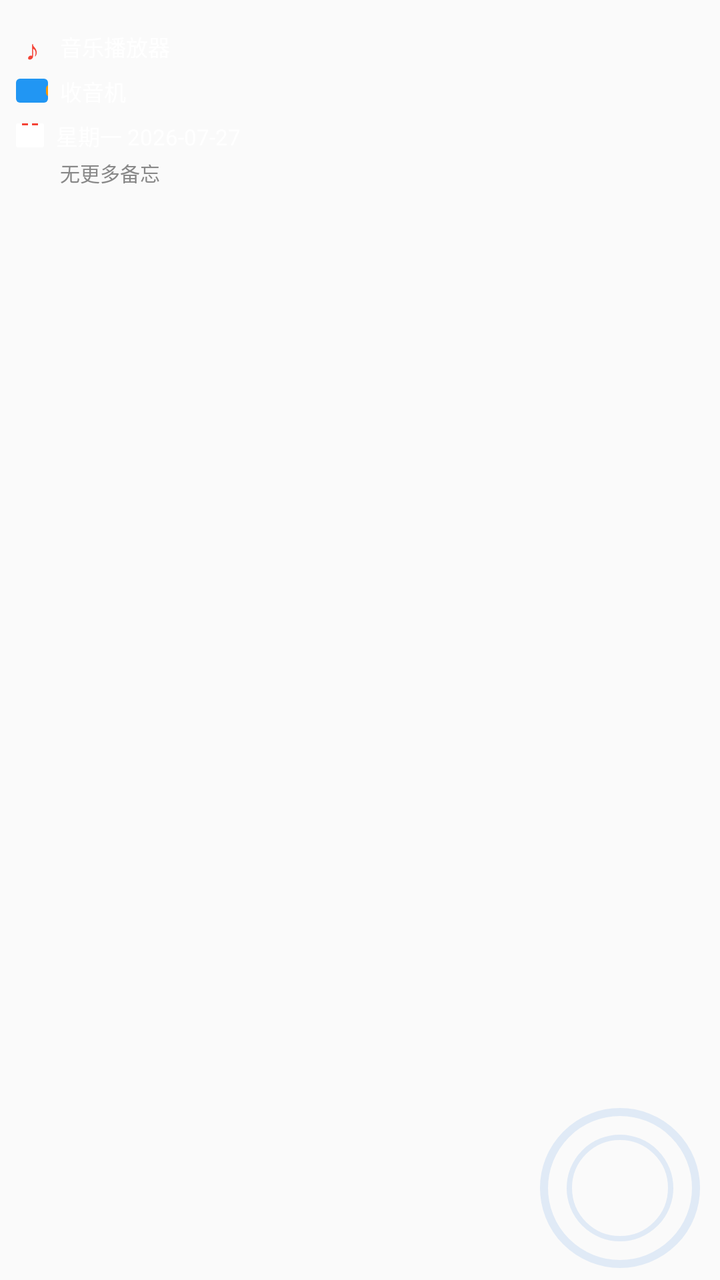
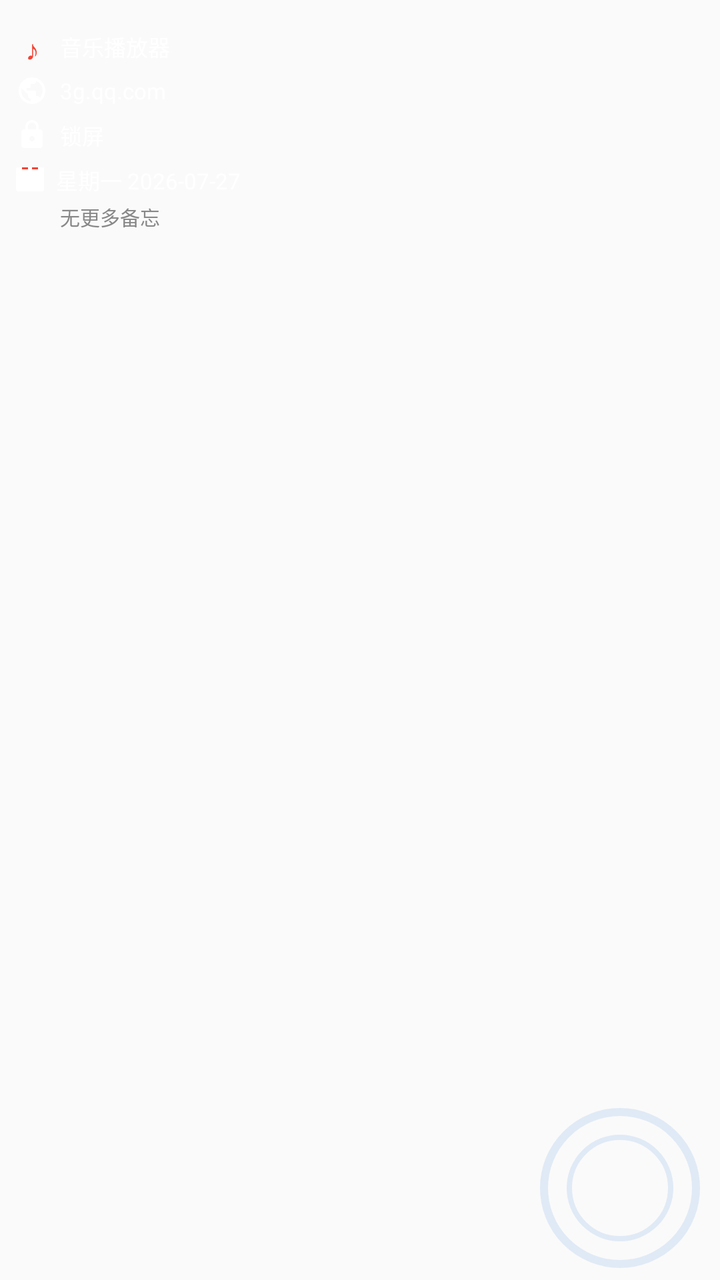

The first picture is an Android layout as it rendered before a commit; the second is the same layout after the commit. The layout source and the unified diff follow.
<!-- AndroidManifest.xml: activity theme AppTheme.NoActionBar -->
<!-- res/layout/fragment_nokia_desktop.xml -->
<?xml version="1.0" encoding="utf-8"?>
<RelativeLayout xmlns:android="http://schemas.android.com/apk/res/android"
    android:layout_width="240dp"
    android:layout_height="280dp">

    
    <View
        android:id="@+id/shortcutDividerTop"
        android:layout_width="match_parent"
        android:layout_height="1dp"
        android:layout_alignParentTop="true"
        android:layout_marginStart="6dp"
        android:layout_marginEnd="6dp"
        android:background="@drawable/bg_nokia_divider_dashed" />

    <HorizontalScrollView
        android:id="@+id/shortcutBar"
        android:layout_width="match_parent"
        android:layout_height="wrap_content"
        android:layout_below="@id/shortcutDividerTop"
        android:scrollbars="none">

        <LinearLayout
            android:id="@+id/shortcutContainer"
            android:layout_width="wrap_content"
            android:layout_height="wrap_content"
            android:gravity="center_vertical"
            android:orientation="horizontal"
            android:paddingStart="4dp"
            android:paddingTop="4dp"
            android:paddingEnd="4dp"
            android:paddingBottom="4dp" />
    </HorizontalScrollView>

    
    <TextView
        android:id="@+id/shortcutNameBubble"
        android:layout_width="wrap_content"
        android:layout_height="wrap_content"
        android:layout_alignParentTop="true"
        android:layout_marginTop="0dp"
        android:background="@drawable/bg_nokia_bubble"
        android:gravity="center"
        android:maxWidth="200dp"
        android:maxLines="1"
        android:ellipsize="end"
        android:paddingStart="6dp"
        android:paddingTop="2dp"
        android:paddingEnd="6dp"
        android:paddingBottom="2dp"
        android:textColor="#FFFFFF"
        android:textSize="10sp"
        android:visibility="gone" />

    
    <View
        android:id="@+id/shortcutDivider"
        android:layout_width="match_parent"
        android:layout_height="1dp"
        android:layout_below="@id/shortcutBar"
        android:layout_marginStart="6dp"
        android:layout_marginEnd="6dp"
        android:background="@drawable/bg_nokia_divider_dashed" />

    <LinearLayout
        android:id="@+id/notificationArea"
        android:layout_width="match_parent"
        android:layout_height="wrap_content"
        android:layout_below="@id/shortcutDivider"
        android:orientation="vertical"
        android:paddingStart="8dp"
        android:paddingTop="2dp"
        android:paddingEnd="8dp"
        android:paddingBottom="4dp">

        <LinearLayout
            android:id="@+id/notifMusic"
            android:layout_width="match_parent"
            android:layout_height="wrap_content"
            android:focusable="true"
            android:clickable="true"
            android:gravity="center_vertical"
            android:paddingTop="3dp"
            android:paddingBottom="3dp">
            <TextView
                android:layout_width="16dp"
                android:layout_height="16dp"
                android:layout_marginEnd="6dp"
                android:gravity="center"
                android:text="♪"
                android:textColor="#f44336"
                android:textSize="14sp" />
            <TextView
                android:layout_width="wrap_content"
                android:layout_height="wrap_content"
                android:text="音乐播放器"
                android:textColor="#FFFFFF"
                android:textSize="11sp" />
        </LinearLayout>

        <LinearLayout
            android:id="@+id/notifRadio"
            android:layout_width="match_parent"
            android:layout_height="wrap_content"
            android:focusable="true"
            android:clickable="true"
            android:gravity="center_vertical"
            android:paddingTop="3dp"
            android:paddingBottom="3dp">
            <ImageView
                android:layout_width="16dp"
                android:layout_height="12dp"
                android:layout_marginEnd="6dp"
                android:src="@drawable/ic_nokia_radio" />
            <TextView
                android:layout_width="wrap_content"
                android:layout_height="wrap_content"
                android:text="收音机"
                android:textColor="#FFFFFF"
                android:textSize="11sp" />
        </LinearLayout>

        <LinearLayout
            android:id="@+id/notifCalendar"
            android:layout_width="match_parent"
            android:layout_height="wrap_content"
            android:focusable="true"
            android:clickable="true"
            android:gravity="center_vertical"
            android:paddingTop="3dp"
            android:paddingBottom="3dp">
            <ImageView
                android:layout_width="14dp"
                android:layout_height="12dp"
                android:layout_marginEnd="6dp"
                android:src="@drawable/ic_nokia_cal_small" />
            <TextView
                android:layout_width="wrap_content"
                android:layout_height="wrap_content"
                android:text="星期一 2026-07-27"
                android:textColor="#FFFFFF"
                android:textSize="11sp" />
        </LinearLayout>

        <TextView
            android:layout_width="wrap_content"
            android:layout_height="wrap_content"
            android:paddingStart="22dp"
            android:text="无更多备忘"
            android:textColor="#888888"
            android:textSize="10sp" />
    </LinearLayout>

    <ImageView
        android:layout_width="80dp"
        android:layout_height="80dp"
        android:layout_alignParentBottom="true"
        android:layout_alignParentEnd="true"
        android:layout_marginBottom="6dp"
        android:layout_marginEnd="10dp"
        android:alpha="0.15"
        android:src="@drawable/deco_rings" />
</RelativeLayout>
<!-- resources referenced by this layout -->
<resources>
  <!-- drawable bg_nokia_bubble (drawable) -->
  <?xml version="1.0" encoding="utf-8"?>
  <shape xmlns:android="http://schemas.android.com/apk/res/android">
      <solid android:color="#AA000000" />
      <corners android:radius="6dp" />
      <stroke android:width="1dp" android:color="#60FFFFFF" />
  </shape>
  <!-- drawable bg_nokia_divider_dashed (drawable) -->
  <?xml version="1.0" encoding="utf-8"?>
  <shape xmlns:android="http://schemas.android.com/apk/res/android"
      android:shape="line">
      <stroke
          android:width="1dp"
          android:color="#60FFFFFF"
          android:dashWidth="3dp"
          android:dashGap="3dp" />
  </shape>
  <!-- drawable deco_rings (drawable) -->
  <?xml version="1.0" encoding="utf-8"?>
  <layer-list xmlns:android="http://schemas.android.com/apk/res/android">
      <item
          android:width="60dp"
          android:height="60dp"
          android:gravity="center">
          <shape android:shape="oval">
              <stroke
                  android:width="3dp"
                  android:color="#4a90d9" />
          </shape>
      </item>
      <item
          android:width="40dp"
          android:height="40dp"
          android:gravity="center">
          <shape android:shape="oval">
              <stroke
                  android:width="2dp"
                  android:color="#4a90d9" />
          </shape>
      </item>
  </layer-list>
  <!-- drawable ic_nokia_radio (drawable) -->
  <?xml version="1.0" encoding="utf-8"?>
  <layer-list xmlns:android="http://schemas.android.com/apk/res/android">
      <item
          android:width="16dp"
          android:height="12dp"
          android:gravity="center_vertical|left">
          <shape android:shape="rectangle">
              <solid android:color="#2196F3" />
              <corners android:radius="2dp" />
          </shape>
      </item>
      <item
          android:width="4dp"
          android:height="6dp"
          android:gravity="center_vertical|right"
          android:right="-3dp">
          <shape android:shape="rectangle">
              <solid android:color="#FF9800" />
              <corners android:radius="2dp" />
          </shape>
      </item>
  </layer-list>
  <style name="AppTheme.NoActionBar">
          <item name="windowActionBar">false</item>
          <item name="windowNoTitle">true</item>
          <item name="actionOverflowMenuStyle">@style/Widget.AppTheme.OverflowMenu</item>
          <item name="textAppearancePopupMenuHeader">@style/PopupMenuTextAppearanceHeader</item>
          <item name="textAppearanceSmallPopupMenu">@style/PopupMenuTextAppearanceSmall</item>
          <item name="textAppearanceLargePopupMenu">@style/PopupMenuTextAppearanceLarge</item>
      </style>
  <style name="Widget.AppTheme.OverflowMenu" parent="Widget.AppCompat.Light.PopupMenu.Overflow">
          <item name="android:popupBackground">@color/background</item>
          <item name="overlapAnchor">false</item>
      </style>
  <style name="PopupMenuTextAppearanceHeader" parent="TextAppearance.AppCompat.Widget.PopupMenu.Header">
          <item name="android:textColor">@color/text_primary</item>
      </style>
  <style name="PopupMenuTextAppearanceSmall" parent="TextAppearance.AppCompat.Widget.PopupMenu.Small">
          <item name="android:textColor">@color/text_primary</item>
      </style>
  <style name="PopupMenuTextAppearanceLarge" parent="TextAppearance.AppCompat.Widget.PopupMenu.Large">
          <item name="android:textColor">@color/text_primary</item>
      </style>
  <color name="background">#fafafa</color>
  <color name="text_primary">#000000</color>
</resources>

<!-- the commit's change to res/layout/fragment_nokia_desktop.xml (unified diff, before → after) -->
@@ -109,13 +109,35 @@
             android:paddingBottom="3dp">
             <ImageView
                 android:layout_width="16dp"
-                android:layout_height="12dp"
+                android:layout_height="16dp"
                 android:layout_marginEnd="6dp"
-                android:src="@drawable/ic_nokia_radio" />
+                android:src="@drawable/ic_nokia_web" />
             <TextView
                 android:layout_width="wrap_content"
                 android:layout_height="wrap_content"
-                android:text="收音机"
+                android:text="3g.qq.com"
+                android:textColor="#FFFFFF"
+                android:textSize="11sp" />
+        </LinearLayout>
+
+        <LinearLayout
+            android:id="@+id/notifLock"
+            android:layout_width="match_parent"
+            android:layout_height="wrap_content"
+            android:focusable="true"
+            android:clickable="true"
+            android:gravity="center_vertical"
+            android:paddingTop="3dp"
+            android:paddingBottom="3dp">
+            <ImageView
+                android:layout_width="16dp"
+                android:layout_height="16dp"
+                android:layout_marginEnd="6dp"
+                android:src="@drawable/ic_nokia_lock" />
+            <TextView
+                android:layout_width="wrap_content"
+                android:layout_height="wrap_content"
+                android:text="锁屏"
                 android:textColor="#FFFFFF"
                 android:textSize="11sp" />
         </LinearLayout>
<!-- resource entries referenced after the edit -->
@@ -41,29 +41,26 @@
           </shape>
       </item>
   </layer-list>
-  <!-- drawable ic_nokia_radio (drawable) -->
-  <?xml version="1.0" encoding="utf-8"?>
-  <layer-list xmlns:android="http://schemas.android.com/apk/res/android">
-      <item
-          android:width="16dp"
-          android:height="12dp"
-          android:gravity="center_vertical|left">
-          <shape android:shape="rectangle">
-              <solid android:color="#2196F3" />
-              <corners android:radius="2dp" />
-          </shape>
-      </item>
-      <item
-          android:width="4dp"
-          android:height="6dp"
-          android:gravity="center_vertical|right"
-          android:right="-3dp">
-          <shape android:shape="rectangle">
-              <solid android:color="#FF9800" />
-              <corners android:radius="2dp" />
-          </shape>
-      </item>
-  </layer-list>
+  <!-- drawable ic_nokia_lock (drawable) -->
+  <vector xmlns:android="http://schemas.android.com/apk/res/android"
+      android:width="16dp"
+      android:height="16dp"
+      android:viewportWidth="24"
+      android:viewportHeight="24">
+      <path
+          android:fillColor="#FFFFFF"
+          android:pathData="M18 8h-1V6c0-2.76-2.24-5-5-5S7 3.24 7 6v2H6c-1.1 0-2 .9-2 2v10c0 1.1.9 2 2 2h12c1.1 0 2-.9 2-2V10c0-1.1-.9-2-2-2zm-6 9c-1.1 0-2-.9-2-2s.9-2 2-2 2 .9 2 2-.9 2-2 2zm3.1-9H8.9V6c0-1.71 1.39-3.1 3.1-3.1 1.71 0 3.1 1.39 3.1 3.1v2z" />
+  </vector>
+  <!-- drawable ic_nokia_web (drawable) -->
+  <vector xmlns:android="http://schemas.android.com/apk/res/android"
+      android:width="16dp"
+      android:height="16dp"
+      android:viewportWidth="24"
+      android:viewportHeight="24">
+      <path
+          android:fillColor="#FFFFFF"
+          android:pathData="M12 2C6.48 2 2 6.48 2 12s4.48 10 10 10 10-4.48 10-10S17.52 2 12 2zm-1 17.93c-3.95-.49-7-3.85-7-7.93 0-.62.08-1.21.21-1.79L9 15v1c0 1.1.9 2 2 2v1.93zm6.9-2.54c-.26-.81-1-1.39-1.9-1.39h-1v-3c0-.55-.45-1-1-1H8v-2h2c.55 0 1-.45 1-1V7h2c1.1 0 2-.9 2-2v-.41c2.93 1.19 5 4.06 5 7.41 0 2.08-.8 3.97-2.1 5.39z" />
+  </vector>
   <style name="AppTheme.NoActionBar">
           <item name="windowActionBar">false</item>
           <item name="windowNoTitle">true</item>
